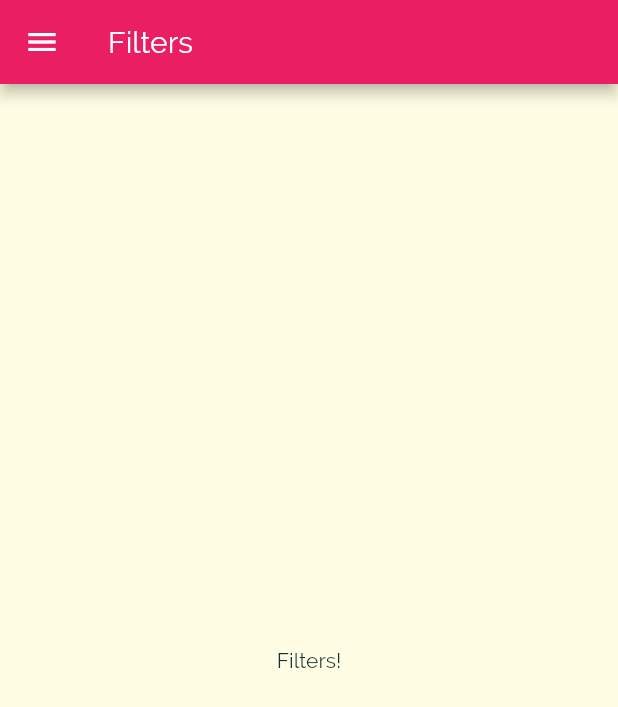
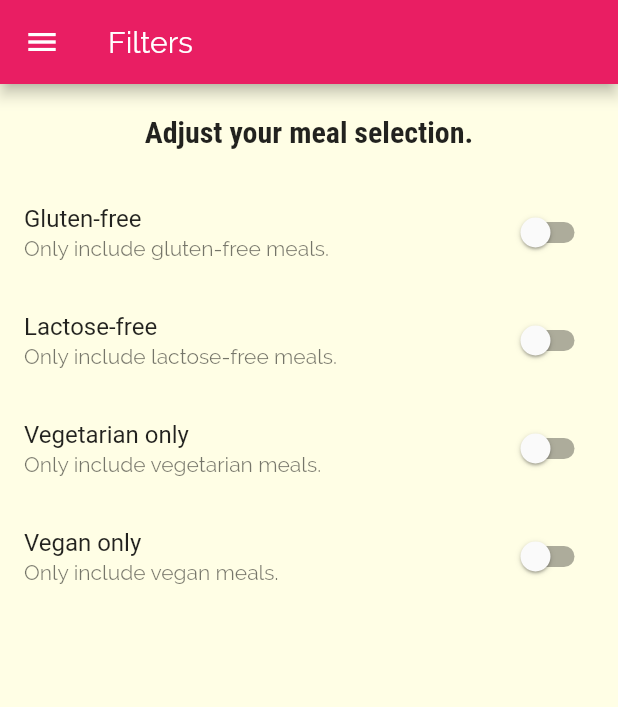
Before and after one commit to kaboosan/meals_app, a Flutter app: the FilterScreen screen opened by its route, on a phone screen of 412 x 824 dp. Shown: the top 707 px of the screen. Run offline on Flutter 3.47's test engine with Material 2 defaults, Android fonts, the phone set to English and light mode, and no system bars.

Commit message:
Add filter screen content

```diff
--- a/lib/screens/filters_screen.dart
+++ b/lib/screens/filters_screen.dart
@@ -1,16 +1,74 @@
 import 'package:flutter/material.dart';
 import 'package:meals_app/widgets/main_drawer.dart';
 
-class FilterScreen extends StatelessWidget {
+class FilterScreen extends StatefulWidget {
   static const routeName = '/filters';
+
+  @override
+  _FilterScreenState createState() => _FilterScreenState();
+}
+
+class _FilterScreenState extends State<FilterScreen> {
+  bool _glutenFree = false;
+  bool _lactoseFree = false;
+  bool _vegetarian = false;
+  bool _vegan = false;
+
+  Widget _buildSwitchListTile(
+      String title, bool value, String subtitle, Function updateValue) {
+    return SwitchListTile(
+        title: Text(title),
+        value: value,
+        subtitle: Text(subtitle),
+        onChanged: updateValue);
+  }
 
   @override
   Widget build(BuildContext context) {
     return Scaffold(
       appBar: AppBar(title: Text('Filters')),
       drawer: MainDrawer(),
-      body: Center(
-        child: Text('Filters!'),
+      body: Column(
+        children: [
+          Container(
+            padding: EdgeInsets.all(20),
+            child: Text(
+              'Adjust your meal selection.',
+              style: Theme.of(context).textTheme.title,
+            ),
+          ),
+          Expanded(
+            child: ListView(
+              children: [
+                _buildSwitchListTile('Gluten-free', _glutenFree,
+                    'Only include gluten-free meals.', (newValue) {
+                  setState(() {
+                    _glutenFree = newValue;
+                  });
+                }),
+                _buildSwitchListTile('Lactose-free', _lactoseFree,
+                    'Only include lactose-free meals.', (newValue) {
+                  setState(() {
+                    _lactoseFree = newValue;
+                  });
+                }),
+                _buildSwitchListTile('Vegetarian only', _vegetarian,
+                    'Only include vegetarian meals.', (newValue) {
+                  setState(() {
+                    _vegetarian = newValue;
+                  });
+                }),
+                _buildSwitchListTile(
+                    'Vegan only', _vegan, 'Only include vegan meals.',
+                    (newValue) {
+                  setState(() {
+                    _vegan = newValue;
+                  });
+                }),
+              ],
+            ),
+          )
+        ],
       ),
     );
   }
```
